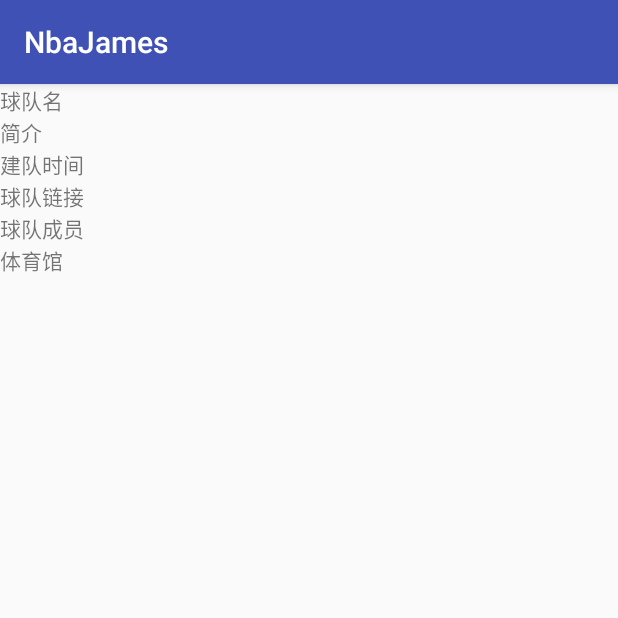
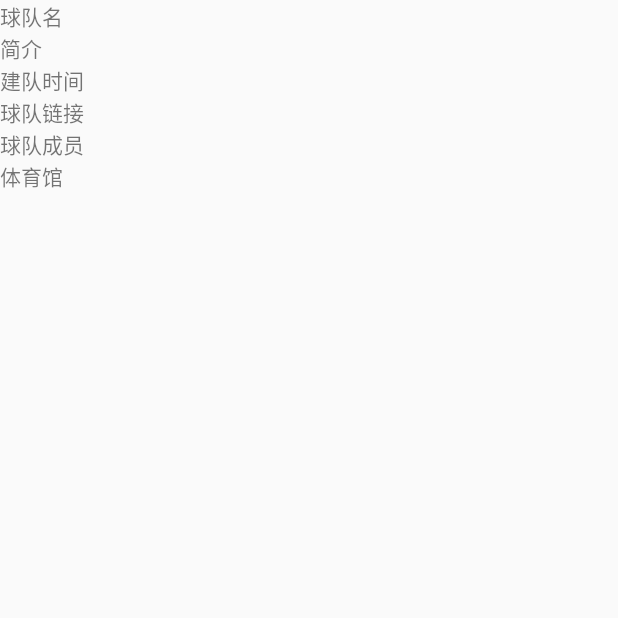
Before and after one commit to liuxiaofeng8888/NbaJames, an Android app: the TeamInfoDetailActivity screen opened directly, with no data from a screen before it, on a phone screen of 412 x 824 dp, the top half of it. Run offline under Robolectric (Android 15) with nearby library versions, the phone set to English and light mode, and no system bars; our stand-ins replace RxJava; network calls fail.

Commit message:
八月份更新

```diff
--- a/app/src/main/AndroidManifest.xml
+++ b/app/src/main/AndroidManifest.xml
@@ -13,7 +13,7 @@
         android:theme="@style/AppTheme">
         <activity android:name=".MainActivity">
             <intent-filter>
-                <action android:name="android.intent.action.MAIN" />
+                <action android:name="android.intent.action.MAIN"/>
 
                 <category android:name="android.intent.category.LAUNCHER" />
             </intent-filter>
--- a/app/src/main/java/com/pft/liuxiaofeng/nbajames/MainActivity.java
+++ b/app/src/main/java/com/pft/liuxiaofeng/nbajames/MainActivity.java
@@ -24,7 +24,7 @@ public class MainActivity extends BaseActivity implements View.OnClickListener {
     protected void onCreate(Bundle savedInstanceState) {
         super.onCreate(savedInstanceState);
         setContentView(R.layout.activity_main);
-        intView();
+        initView();
         setListener();
         initFragment();
 //        Log.e("jni",stringFromJNI()+"jni");
@@ -32,7 +32,7 @@ public class MainActivity extends BaseActivity implements View.OnClickListener {
     }
 
     @Override
-    protected void intView() {
+    protected void initView() {
         btnNbaInfo = (Button) findViewById(R.id.btn_nba_info);
         btnMyView = (Button) findViewById(R.id.btn_my_view);
     }
--- a/app/src/main/java/com/pft/liuxiaofeng/nbajames/activity/BaseActivity.java
+++ b/app/src/main/java/com/pft/liuxiaofeng/nbajames/activity/BaseActivity.java
@@ -29,7 +29,7 @@ import java.util.ArrayList;
         activityList.add(this);
     }
 
-    protected abstract void intView();
+    protected abstract void initView();
 
     protected void setListener(){
 
--- a/app/src/main/java/com/pft/liuxiaofeng/nbajames/activity/TeamInfoDetailActivity.java
+++ b/app/src/main/java/com/pft/liuxiaofeng/nbajames/activity/TeamInfoDetailActivity.java
@@ -33,12 +33,18 @@ public class TeamInfoDetailActivity extends BaseActivity {
         setContentView(R.layout.activity_team_info_detail);
         intent = getIntent();
         teamId = intent.getIntExtra("id", -999);
+        initView();
         getData();
     }
 
     @Override
-    protected void intView() {
-
+    protected void initView() {
+        teamFullName = (TextView) findViewById(R.id.tv_team_fullname);
+        teamIntro = (TextView) findViewById(R.id.tv_team_intro);
+        teamFoundYear = (TextView) findViewById(R.id.tv_team_found_year);
+        teamLink = (TextView) findViewById(R.id.tv_team_link);
+        teamPlayers = (TextView) findViewById(R.id.tv_team_players);
+        teamStadiumsInfo = (TextView) findViewById(R.id.tv_team_stadiums_info);
     }
 
     /**
@@ -56,7 +62,12 @@ public class TeamInfoDetailActivity extends BaseActivity {
                     @Override
                     public void onNext(TeamInfoDetail value) {
                         if (Constant.SUCCESS.equals(value.getReason())){
-
+                            teamFullName.setText(value.getResult().getFull_name());
+                            teamIntro.setText(value.getResult().getIntro());
+                            teamFoundYear.setText(value.getResult().getFound_year());
+                            teamLink.setText(value.getResult().getTeam_link());
+//                            teamPlayers.setText(value.getResult().getPlayersInfo());
+//                            teamStadiumsInfo.setText(value.getResult().getStadiumsInfo());
                         }
                     }
 
--- a/app/src/main/java/com/pft/liuxiaofeng/nbajames/bean/TeamInfoDetail.java
+++ b/app/src/main/java/com/pft/liuxiaofeng/nbajames/bean/TeamInfoDetail.java
@@ -89,7 +89,7 @@ public class TeamInfoDetail implements Serializable{
         private String cn_division;
         private int stoped;
         private String chief_coach;
-        private int found_year;
+        private String found_year;
         private String players;
         private Object stadiums;
         private String team_link;
@@ -233,11 +233,11 @@ public class TeamInfoDetail implements Serializable{
             this.chief_coach = chief_coach;
         }
 
-        public int getFound_year() {
+        public String getFound_year() {
             return found_year;
         }
 
-        public void setFound_year(int found_year) {
+        public void setFound_year(String found_year) {
             this.found_year = found_year;
         }
 
--- a/app/src/main/java/com/pft/liuxiaofeng/nbajames/fragment/MyVIewFragment.java
+++ b/app/src/main/java/com/pft/liuxiaofeng/nbajames/fragment/MyVIewFragment.java
@@ -31,6 +31,6 @@ public class MyVIewFragment extends BaseFragment {
 
     @Override
     public void onHiddenChanged(boolean hidden) {
-        super.onHiddenChanged(hidden);
+//            CommonUtils.showToast(getActivity(),"请点击或者滑动屏幕");
     }
 }
--- a/app/src/main/res/layout/activity_team_info_detail.xml
+++ b/app/src/main/res/layout/activity_team_info_detail.xml
@@ -11,12 +11,14 @@
         android:layout_height="wrap_content">
 
         <TextView
+            android:layout_weight="1"
             android:layout_width="wrap_content"
             android:layout_height="wrap_content"
             android:text="球队名"/>
 
         <TextView
             android:id="@+id/tv_team_fullname"
+            android:layout_weight="3"
             android:layout_width="wrap_content"
             android:layout_height="wrap_content" />
     </LinearLayout>
@@ -26,12 +28,14 @@
         android:layout_height="wrap_content">
 
         <TextView
+            android:layout_weight="1"
             android:layout_width="wrap_content"
             android:layout_height="wrap_content"
             android:text="简介"/>
 
         <TextView
             android:id="@+id/tv_team_intro"
+            android:layout_weight="3"
             android:layout_width="wrap_content"
             android:layout_height="wrap_content" />
     </LinearLayout>
@@ -41,12 +45,14 @@
         android:layout_height="wrap_content">
 
         <TextView
+            android:layout_weight="1"
             android:layout_width="wrap_content"
             android:layout_height="wrap_content"
             android:text="建队时间"/>
 
         <TextView
             android:id="@+id/tv_team_found_year"
+            android:layout_weight="3"
             android:layout_width="wrap_content"
             android:layout_height="wrap_content" />
     </LinearLayout>
@@ -56,12 +62,14 @@
         android:layout_height="wrap_content">
 
         <TextView
+            android:layout_weight="1"
             android:layout_width="wrap_content"
             android:layout_height="wrap_content"
             android:text="球队链接"/>
 
         <TextView
             android:id="@+id/tv_team_link"
+            android:layout_weight="3"
             android:layout_width="wrap_content"
             android:layout_height="wrap_content" />
     </LinearLayout>
@@ -71,12 +79,14 @@
         android:layout_height="wrap_content">
 
         <TextView
+            android:layout_weight="1"
             android:layout_width="wrap_content"
             android:layout_height="wrap_content"
             android:text="球队成员"/>
 
         <TextView
             android:id="@+id/tv_team_players"
+            android:layout_weight="3"
             android:layout_width="wrap_content"
             android:layout_height="wrap_content" />
     </LinearLayout>
@@ -86,12 +96,14 @@
         android:layout_height="wrap_content">
 
         <TextView
+            android:layout_weight="1"
             android:layout_width="wrap_content"
             android:layout_height="wrap_content"
             android:text="体育馆"/>
 
         <TextView
             android:id="@+id/tv_team_stadiums_info"
+            android:layout_weight="3"
             android:layout_width="wrap_content"
             android:layout_height="wrap_content" />
     </LinearLayout>
--- a/app/src/main/res/values/styles.xml
+++ b/app/src/main/res/values/styles.xml
@@ -1,7 +1,7 @@
 <resources>
 
     <!-- Base application theme. -->
-    <style name="AppTheme" parent="Theme.AppCompat.Light.DarkActionBar">
+    <style name="AppTheme" parent="Theme.AppCompat.Light.NoActionBar">
         <!-- Customize your theme here. -->
         <item name="colorPrimary">@color/colorPrimary</item>
         <item name="colorPrimaryDark">@color/colorPrimaryDark</item>
```
